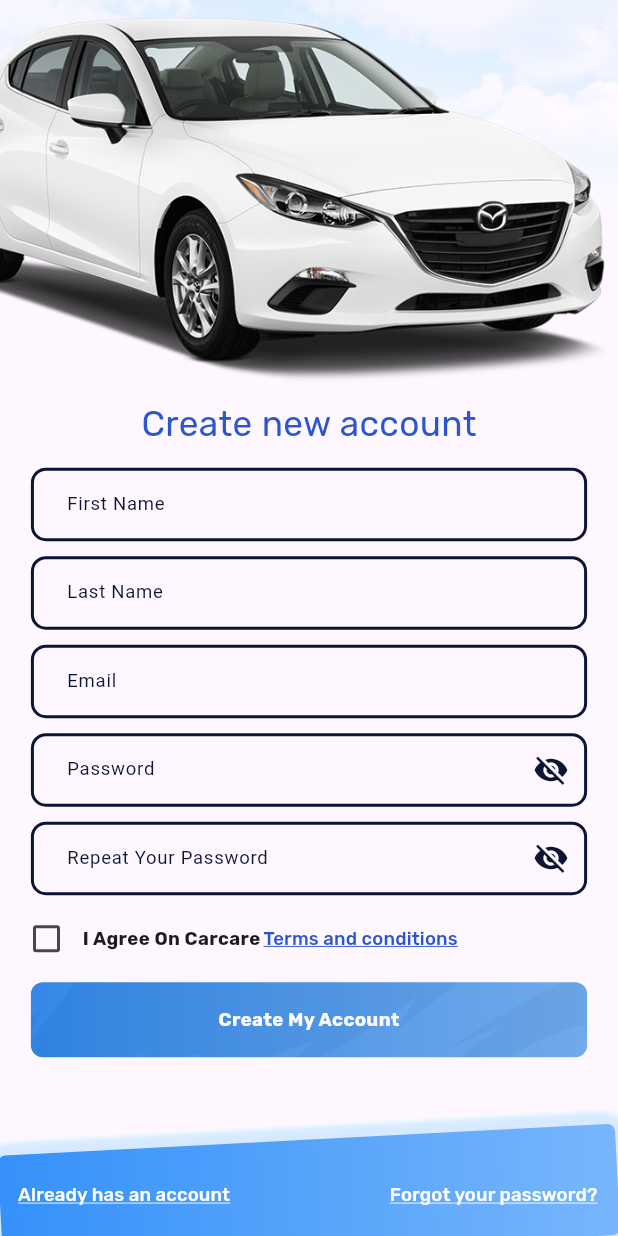
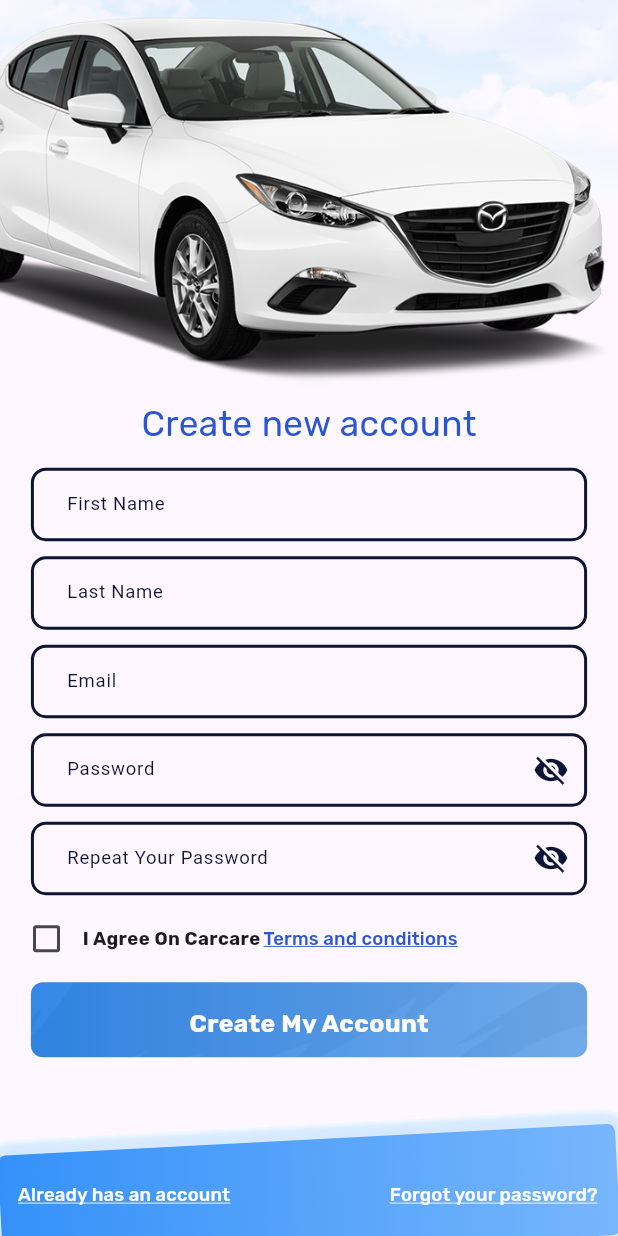
Before and after one commit to Mazen20021/Car-Care, a Flutter app: the Signup screen opened directly, scrolled down 70 dp, on a phone screen of 412 x 824 dp. Run offline on Flutter 3.47's test engine with Material 3 defaults, Android fonts, the phone set to English and light mode, and no system bars; our stand-ins replace google_fonts; Roboto replaces fonts that are missing (Mada).

Commit message:
adjusted sizes

```diff
--- a/lib/Pages/signup_page.dart
+++ b/lib/Pages/signup_page.dart
@@ -419,7 +419,7 @@ class SignupState extends State<Signup> {
                     topPadding: 5,
                     bottomPadding: 15,
                     label: "Create My Account",
-                    fontSize: Fonts.sm(),
+                    fontSize: Fonts.m2d(),
                     textColor: MainColors.white,
                     onPressed: () {}),
 
```
